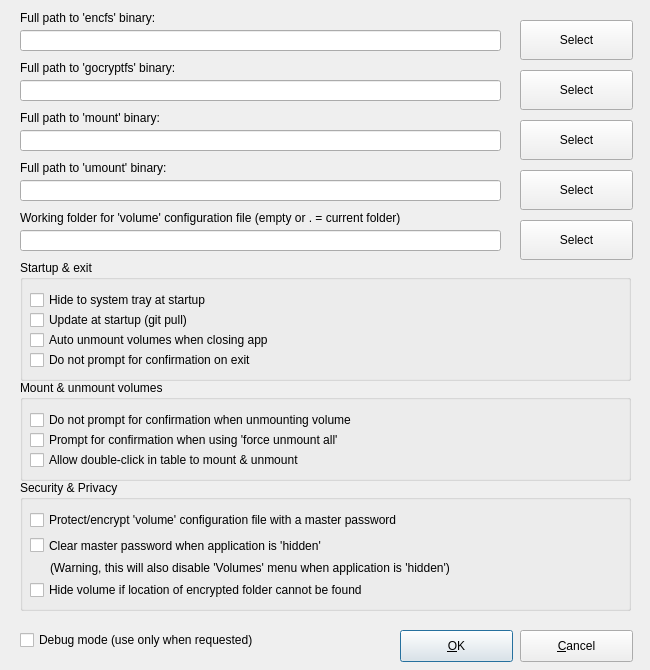
corelan/pyencfsgui, file encfsgui_settings.ui: the form before one commit.
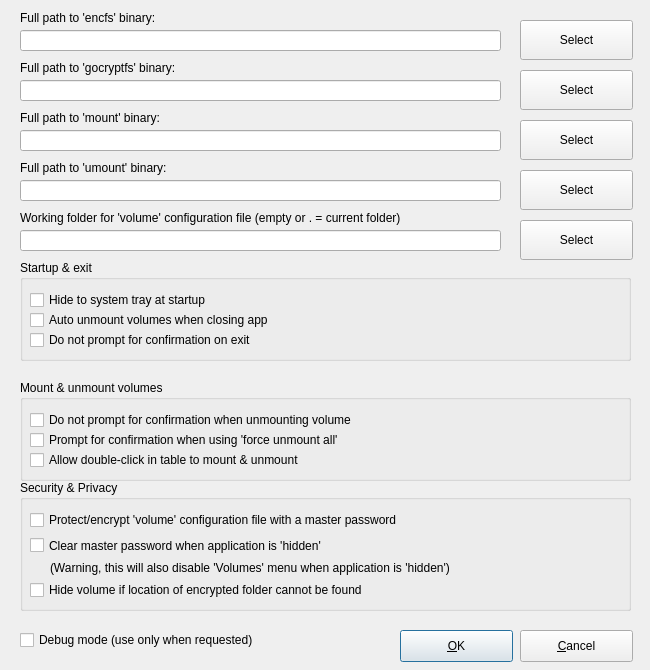
The form after the commit.

Commit message: Make startup updates unconditional and nonfatal offline

The edit to the form file:
```diff
--- a/encfsgui_settings.ui
+++ b/encfsgui_settings.ui
@@ -241,7 +241,7 @@
      <x>20</x>
      <y>260</y>
      <width>611</width>
-     <height>121</height>
+    <height>101</height>
     </rect>
    </property>
    <property name="title">
@@ -250,19 +250,6 @@
    <property name="flat">
     <bool>false</bool>
    </property>
-   <widget class="QCheckBox" name="chk_autoupdate">
-    <property name="geometry">
-     <rect>
-      <x>10</x>
-      <y>50</y>
-      <width>581</width>
-      <height>20</height>
-     </rect>
-    </property>
-    <property name="text">
-     <string>Update at startup (git pull)</string>
-    </property>
-   </widget>
    <widget class="QCheckBox" name="chk_starthidden">
     <property name="geometry">
      <rect>
@@ -280,7 +267,7 @@
     <property name="geometry">
      <rect>
       <x>10</x>
-      <y>70</y>
+      <y>50</y>
       <width>581</width>
       <height>20</height>
      </rect>
@@ -293,7 +280,7 @@
     <property name="geometry">
      <rect>
       <x>10</x>
-      <y>90</y>
+      <y>70</y>
       <width>591</width>
       <height>20</height>
      </rect>
```
The commit also changes 5 other files.
